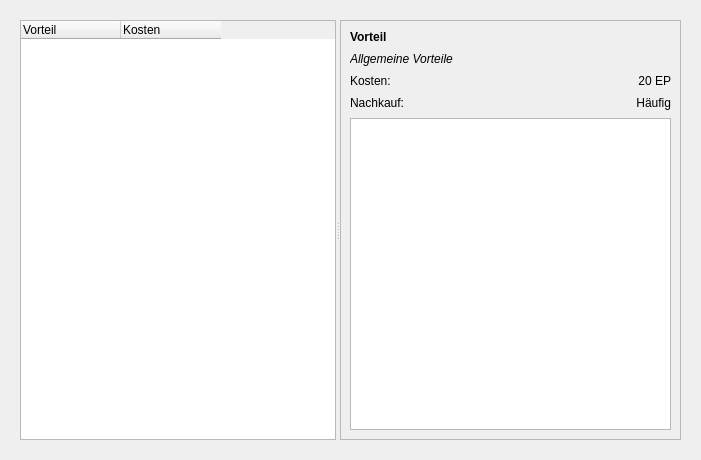
First picture: the form in designer/CharakterVorteile.ui, repository Aeolitus/Sephrasto, before the edit.
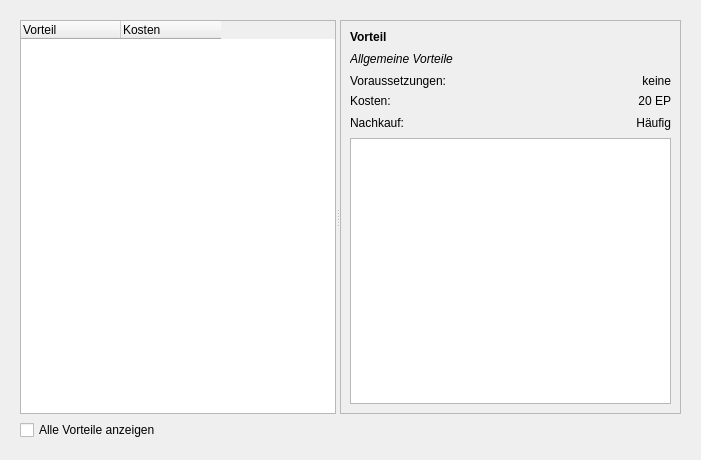
Second picture: the form after the edit.

The edit to the form file:
```diff
--- a/designer/CharakterVorteile.ui
+++ b/designer/CharakterVorteile.ui
@@ -26,7 +26,7 @@
    <property name="bottomMargin">
     <number>20</number>
    </property>
-   <item row="0" column="0">
+   <item row="1" column="0">
     <widget class="QSplitter" name="splitter">
      <property name="orientation">
       <enum>Qt::Horizontal</enum>
@@ -134,39 +134,28 @@
          <x>0</x>
          <y>0</y>
          <width>340</width>
-         <height>418</height>
+         <height>394</height>
         </rect>
        </property>
-       <layout class="QGridLayout" name="gridLayout_2">
-        <item row="2" column="0">
+       <layout class="QGridLayout" name="gridLayout_2" columnstretch="0,1">
+        <item row="3" column="1">
+         <widget class="QLabel" name="labelKosten">
+          <property name="text">
+           <string>20 EP</string>
+          </property>
+          <property name="alignment">
+           <set>Qt::AlignRight|Qt::AlignTrailing|Qt::AlignVCenter</set>
+          </property>
+         </widget>
+        </item>
+        <item row="3" column="0">
          <widget class="QLabel" name="label_2">
           <property name="text">
            <string>Kosten:</string>
           </property>
          </widget>
         </item>
-        <item row="1" column="0">
-         <widget class="QLabel" name="labelTyp">
-          <property name="minimumSize">
-           <size>
-            <width>0</width>
-            <height>18</height>
-           </size>
-          </property>
-          <property name="font">
-           <font>
-            <italic>true</italic>
-           </font>
-          </property>
-          <property name="text">
-           <string>Allgemeine Vorteile</string>
-          </property>
-          <property name="alignment">
-           <set>Qt::AlignLeading|Qt::AlignLeft|Qt::AlignVCenter</set>
-          </property>
-         </widget>
-        </item>
-        <item row="4" column="0" colspan="2">
+        <item row="5" column="0" colspan="2">
          <widget class="QPlainTextEdit" name="plainText">
           <property name="frameShape">
            <enum>QFrame::StyledPanel</enum>
@@ -182,14 +171,27 @@
           </property>
          </widget>
         </item>
-        <item row="3" column="0">
+        <item row="0" column="0" colspan="2">
+         <widget class="QLabel" name="labelVorteil">
+          <property name="font">
+           <font>
+            <weight>75</weight>
+            <bold>true</bold>
+           </font>
+          </property>
+          <property name="text">
+           <string>Vorteil</string>
+          </property>
+         </widget>
+        </item>
+        <item row="4" column="0">
          <widget class="QLabel" name="label">
           <property name="text">
            <string>Nachkauf:</string>
           </property>
          </widget>
         </item>
-        <item row="3" column="1">
+        <item row="4" column="1">
          <widget class="QLabel" name="labelNachkauf">
           <property name="minimumSize">
            <size>
@@ -205,26 +207,47 @@
           </property>
          </widget>
         </item>
+        <item row="2" column="0">
+         <widget class="QLabel" name="label_3">
+          <property name="text">
+           <string>Voraussetzungen:</string>
+          </property>
+          <property name="alignment">
+           <set>Qt::AlignLeading|Qt::AlignLeft|Qt::AlignTop</set>
+          </property>
+         </widget>
+        </item>
         <item row="2" column="1">
-         <widget class="QLabel" name="labelKosten">
+         <widget class="QLabel" name="labelVoraussetzungen">
           <property name="text">
-           <string>20 EP</string>
+           <string>keine</string>
           </property>
           <property name="alignment">
            <set>Qt::AlignRight|Qt::AlignTrailing|Qt::AlignVCenter</set>
           </property>
+          <property name="wordWrap">
+           <bool>true</bool>
+          </property>
          </widget>
         </item>
-        <item row="0" column="0" colspan="2">
-         <widget class="QLabel" name="labelVorteil">
+        <item row="1" column="0" colspan="2">
+         <widget class="QLabel" name="labelTyp">
+          <property name="minimumSize">
+           <size>
+            <width>0</width>
+            <height>18</height>
+           </size>
+          </property>
           <property name="font">
            <font>
-            <weight>75</weight>
-            <bold>true</bold>
+            <italic>true</italic>
            </font>
           </property>
           <property name="text">
-           <string>Vorteil</string>
+           <string>Allgemeine Vorteile</string>
+          </property>
+          <property name="alignment">
+           <set>Qt::AlignLeading|Qt::AlignLeft|Qt::AlignVCenter</set>
           </property>
          </widget>
         </item>
@@ -233,6 +256,16 @@
      </widget>
     </widget>
    </item>
+   <item row="2" column="0">
+    <widget class="QCheckBox" name="checkShowAll">
+     <property name="toolTip">
+      <string>Falls diese Option aktiviert ist, werden auch solche Vorteile angezeigt, für die du die Voraussetzungen nicht erfüllst.</string>
+     </property>
+     <property name="text">
+      <string>Alle Vorteile anzeigen</string>
+     </property>
+    </widget>
+   </item>
   </layout>
  </widget>
  <tabstops>
```
